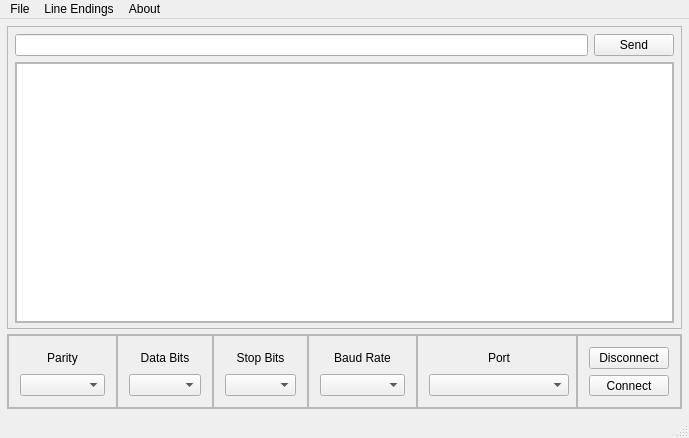
Above: forms/mainwindow.ui from tlewiscpp/QSerialTerminal before the change. Below: the same form after it.
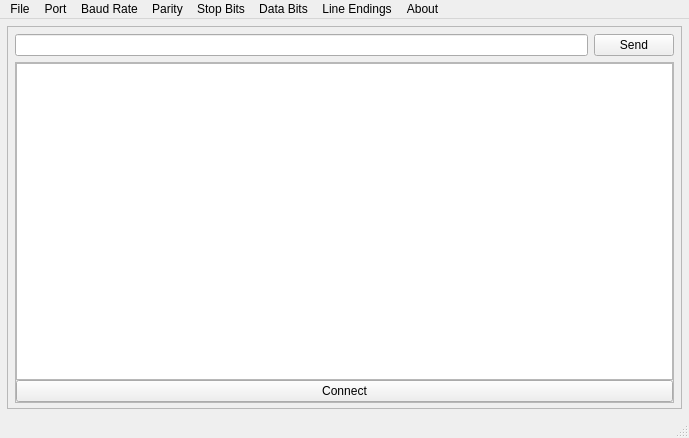
That is the form after the change. Custom widgets are drawn as their Qt base class.

Commit message: Added Android version/availability, and moved selection of parameters to menus - Latitude-5559-PC

```diff
--- a/forms/mainwindow.ui
+++ b/forms/mainwindow.ui
@@ -26,7 +26,7 @@
    <string>MainWindow</string>
   </property>
   <widget class="QWidget" name="centralWidget">
-   <layout class="QGridLayout" name="gridLayout" rowstretch="0,0">
+   <layout class="QGridLayout" name="gridLayout" rowstretch="0">
     <property name="leftMargin">
      <number>7</number>
     </property>
@@ -87,7 +87,7 @@
             <x>0</x>
             <y>0</y>
             <width>657</width>
-            <height>246</height>
+            <height>339</height>
            </rect>
           </property>
           <layout class="QGridLayout" name="scrollAreaGridLayout">
@@ -122,6 +122,22 @@
              </property>
             </widget>
            </item>
+           <item row="1" column="0">
+            <widget class="QPushButton" name="connectButton">
+             <property name="maximumSize">
+              <size>
+               <width>16777215</width>
+               <height>16777215</height>
+              </size>
+             </property>
+             <property name="text">
+              <string>Connect</string>
+             </property>
+             <property name="checkable">
+              <bool>true</bool>
+             </property>
+            </widget>
+           </item>
           </layout>
          </widget>
         </widget>
@@ -129,366 +145,6 @@
       </layout>
      </widget>
     </item>
-    <item row="1" column="0" colspan="2">
-     <widget class="QFrame" name="settingsFrame">
-      <property name="maximumSize">
-       <size>
-        <width>16777215</width>
-        <height>75</height>
-       </size>
-      </property>
-      <property name="frameShape">
-       <enum>QFrame::StyledPanel</enum>
-      </property>
-      <property name="frameShadow">
-       <enum>QFrame::Raised</enum>
-      </property>
-      <layout class="QHBoxLayout" name="settingsLayout">
-       <property name="spacing">
-        <number>0</number>
-       </property>
-       <property name="leftMargin">
-        <number>0</number>
-       </property>
-       <property name="topMargin">
-        <number>0</number>
-       </property>
-       <property name="rightMargin">
-        <number>0</number>
-       </property>
-       <property name="bottomMargin">
-        <number>0</number>
-       </property>
-       <item>
-        <widget class="QFrame" name="parityFrame">
-         <property name="minimumSize">
-          <size>
-           <width>85</width>
-           <height>0</height>
-          </size>
-         </property>
-         <property name="maximumSize">
-          <size>
-           <width>150</width>
-           <height>16777215</height>
-          </size>
-         </property>
-         <property name="frameShape">
-          <enum>QFrame::StyledPanel</enum>
-         </property>
-         <property name="frameShadow">
-          <enum>QFrame::Raised</enum>
-         </property>
-         <layout class="QVBoxLayout" name="parityLayout">
-          <item>
-           <widget class="QLabel" name="parityLabel">
-            <property name="minimumSize">
-             <size>
-              <width>85</width>
-              <height>0</height>
-             </size>
-            </property>
-            <property name="maximumSize">
-             <size>
-              <width>150</width>
-              <height>16777215</height>
-             </size>
-            </property>
-            <property name="text">
-             <string>Parity</string>
-            </property>
-            <property name="alignment">
-             <set>Qt::AlignCenter</set>
-            </property>
-           </widget>
-          </item>
-          <item>
-           <widget class="QComboBox" name="parityComboBox">
-            <property name="minimumSize">
-             <size>
-              <width>85</width>
-              <height>0</height>
-             </size>
-            </property>
-            <property name="maximumSize">
-             <size>
-              <width>150</width>
-              <height>16777215</height>
-             </size>
-            </property>
-            <property name="insertPolicy">
-             <enum>QComboBox::InsertAlphabetically</enum>
-            </property>
-            <property name="sizeAdjustPolicy">
-             <enum>QComboBox::AdjustToMinimumContentsLength</enum>
-            </property>
-            <property name="duplicatesEnabled">
-             <bool>false</bool>
-            </property>
-           </widget>
-          </item>
-         </layout>
-        </widget>
-       </item>
-       <item>
-        <widget class="QFrame" name="dataBitsFrame">
-         <property name="maximumSize">
-          <size>
-           <width>100</width>
-           <height>16777215</height>
-          </size>
-         </property>
-         <property name="frameShape">
-          <enum>QFrame::StyledPanel</enum>
-         </property>
-         <property name="frameShadow">
-          <enum>QFrame::Raised</enum>
-         </property>
-         <layout class="QVBoxLayout" name="dataBitsLayout">
-          <item>
-           <widget class="QLabel" name="settingsSpacer">
-            <property name="maximumSize">
-             <size>
-              <width>100</width>
-              <height>16777215</height>
-             </size>
-            </property>
-            <property name="text">
-             <string>Data Bits</string>
-            </property>
-            <property name="alignment">
-             <set>Qt::AlignCenter</set>
-            </property>
-           </widget>
-          </item>
-          <item>
-           <widget class="QComboBox" name="dataBitsComboBox">
-            <property name="minimumSize">
-             <size>
-              <width>70</width>
-              <height>0</height>
-             </size>
-            </property>
-            <property name="maximumSize">
-             <size>
-              <width>100</width>
-              <height>16777215</height>
-             </size>
-            </property>
-            <property name="sizeAdjustPolicy">
-             <enum>QComboBox::AdjustToMinimumContentsLength</enum>
-            </property>
-           </widget>
-          </item>
-         </layout>
-        </widget>
-       </item>
-       <item>
-        <widget class="QFrame" name="stopBitsFrame">
-         <property name="maximumSize">
-          <size>
-           <width>100</width>
-           <height>16777215</height>
-          </size>
-         </property>
-         <property name="frameShape">
-          <enum>QFrame::StyledPanel</enum>
-         </property>
-         <property name="frameShadow">
-          <enum>QFrame::Raised</enum>
-         </property>
-         <layout class="QVBoxLayout" name="stopBitsLayout">
-          <item>
-           <widget class="QLabel" name="stopBitsLabel">
-            <property name="maximumSize">
-             <size>
-              <width>100</width>
-              <height>16777215</height>
-             </size>
-            </property>
-            <property name="text">
-             <string>Stop Bits</string>
-            </property>
-            <property name="alignment">
-             <set>Qt::AlignCenter</set>
-            </property>
-           </widget>
-          </item>
-          <item>
-           <widget class="QComboBox" name="stopBitsComboBox">
-            <property name="minimumSize">
-             <size>
-              <width>70</width>
-              <height>0</height>
-             </size>
-            </property>
-            <property name="maximumSize">
-             <size>
-              <width>100</width>
-              <height>16777215</height>
-             </size>
-            </property>
-            <property name="sizeAdjustPolicy">
-             <enum>QComboBox::AdjustToMinimumContentsLength</enum>
-            </property>
-           </widget>
-          </item>
-         </layout>
-        </widget>
-       </item>
-       <item>
-        <widget class="QFrame" name="baudRateFrame">
-         <property name="maximumSize">
-          <size>
-           <width>150</width>
-           <height>16777215</height>
-          </size>
-         </property>
-         <property name="frameShape">
-          <enum>QFrame::StyledPanel</enum>
-         </property>
-         <property name="frameShadow">
-          <enum>QFrame::Raised</enum>
-         </property>
-         <layout class="QVBoxLayout" name="baudRateLayout">
-          <item>
-           <widget class="QLabel" name="baudRateLabel">
-            <property name="minimumSize">
-             <size>
-              <width>70</width>
-              <height>0</height>
-             </size>
-            </property>
-            <property name="maximumSize">
-             <size>
-              <width>100</width>
-              <height>16777215</height>
-             </size>
-            </property>
-            <property name="text">
-             <string>Baud Rate</string>
-            </property>
-            <property name="alignment">
-             <set>Qt::AlignCenter</set>
-            </property>
-           </widget>
-          </item>
-          <item>
-           <widget class="QComboBox" name="baudRateComboBox">
-            <property name="minimumSize">
-             <size>
-              <width>85</width>
-              <height>0</height>
-             </size>
-            </property>
-            <property name="maximumSize">
-             <size>
-              <width>100</width>
-              <height>16777215</height>
-             </size>
-            </property>
-            <property name="sizeAdjustPolicy">
-             <enum>QComboBox::AdjustToMinimumContentsLength</enum>
-            </property>
-           </widget>
-          </item>
-         </layout>
-        </widget>
-       </item>
-       <item>
-        <widget class="QFrame" name="portFrame">
-         <property name="minimumSize">
-          <size>
-           <width>100</width>
-           <height>0</height>
-          </size>
-         </property>
-         <property name="maximumSize">
-          <size>
-           <width>160</width>
-           <height>16777215</height>
-          </size>
-         </property>
-         <property name="frameShape">
-          <enum>QFrame::StyledPanel</enum>
-         </property>
-         <property name="frameShadow">
-          <enum>QFrame::Raised</enum>
-         </property>
-         <layout class="QVBoxLayout" name="portLayout">
-          <item>
-           <widget class="QLabel" name="portNameLabel">
-            <property name="minimumSize">
-             <size>
-              <width>140</width>
-              <height>0</height>
-             </size>
-            </property>
-            <property name="text">
-             <string>Port</string>
-            </property>
-            <property name="alignment">
-             <set>Qt::AlignCenter</set>
-            </property>
-           </widget>
-          </item>
-          <item>
-           <widget class="QComboBox" name="portNameComboBox">
-            <property name="minimumSize">
-             <size>
-              <width>140</width>
-              <height>0</height>
-             </size>
-            </property>
-            <property name="sizeAdjustPolicy">
-             <enum>QComboBox::AdjustToMinimumContentsLength</enum>
-            </property>
-           </widget>
-          </item>
-         </layout>
-        </widget>
-       </item>
-       <item>
-        <widget class="QFrame" name="buttonFrame">
-         <property name="frameShape">
-          <enum>QFrame::StyledPanel</enum>
-         </property>
-         <property name="frameShadow">
-          <enum>QFrame::Raised</enum>
-         </property>
-         <layout class="QVBoxLayout" name="buttonLayout">
-          <item>
-           <widget class="QPushButton" name="disconnectButton">
-            <property name="maximumSize">
-             <size>
-              <width>80</width>
-              <height>16777215</height>
-             </size>
-            </property>
-            <property name="text">
-             <string>Disconnect</string>
-            </property>
-           </widget>
-          </item>
-          <item>
-           <widget class="QPushButton" name="connectButton">
-            <property name="maximumSize">
-             <size>
-              <width>80</width>
-              <height>16777215</height>
-             </size>
-            </property>
-            <property name="text">
-             <string>Connect</string>
-            </property>
-           </widget>
-          </item>
-         </layout>
-        </widget>
-       </item>
-      </layout>
-     </widget>
-    </item>
    </layout>
   </widget>
   <widget class="QMenuBar" name="menuBar">
@@ -497,7 +153,7 @@
      <x>0</x>
      <y>0</y>
      <width>689</width>
-     <height>25</height>
+     <height>19</height>
     </rect>
    </property>
    <widget class="QMenu" name="menuFile">
@@ -515,7 +171,7 @@
     </property>
     <addaction name="actionAboutQt"/>
    </widget>
-   <widget class="QMenu" name="menuLineEndings">
+   <widget class="CustomMenu" name="menuLineEndings">
     <property name="title">
      <string>Line Endings</string>
     </property>
@@ -524,7 +180,37 @@
     <addaction name="actionLELF"/>
     <addaction name="actionLECRLF"/>
    </widget>
+   <widget class="CustomMenu" name="menuBaudRate">
+    <property name="title">
+     <string>Baud Rate</string>
+    </property>
+   </widget>
+   <widget class="CustomMenu" name="menuParity">
+    <property name="title">
+     <string>Parity</string>
+    </property>
+   </widget>
+   <widget class="CustomMenu" name="menuStopBits">
+    <property name="title">
+     <string>Stop Bits</string>
+    </property>
+   </widget>
+   <widget class="QMenu" name="menuDataBits">
+    <property name="title">
+     <string>Data Bits</string>
+    </property>
+   </widget>
+   <widget class="CustomMenu" name="menuPortNames">
+    <property name="title">
+     <string>Port</string>
+    </property>
+   </widget>
    <addaction name="menuFile"/>
+   <addaction name="menuPortNames"/>
+   <addaction name="menuBaudRate"/>
+   <addaction name="menuParity"/>
+   <addaction name="menuStopBits"/>
+   <addaction name="menuDataBits"/>
    <addaction name="menuLineEndings"/>
    <addaction name="menuAbout"/>
   </widget>
@@ -624,6 +310,11 @@
    <extends>QLineEdit</extends>
    <header>include/serialterminallineedit.h</header>
   </customwidget>
+  <customwidget>
+   <class>CustomMenu</class>
+   <extends>QMenu</extends>
+   <header>include/custommenu.h</header>
+  </customwidget>
  </customwidgets>
  <resources/>
  <connections/>
```
The commit also changes 18 other files.
